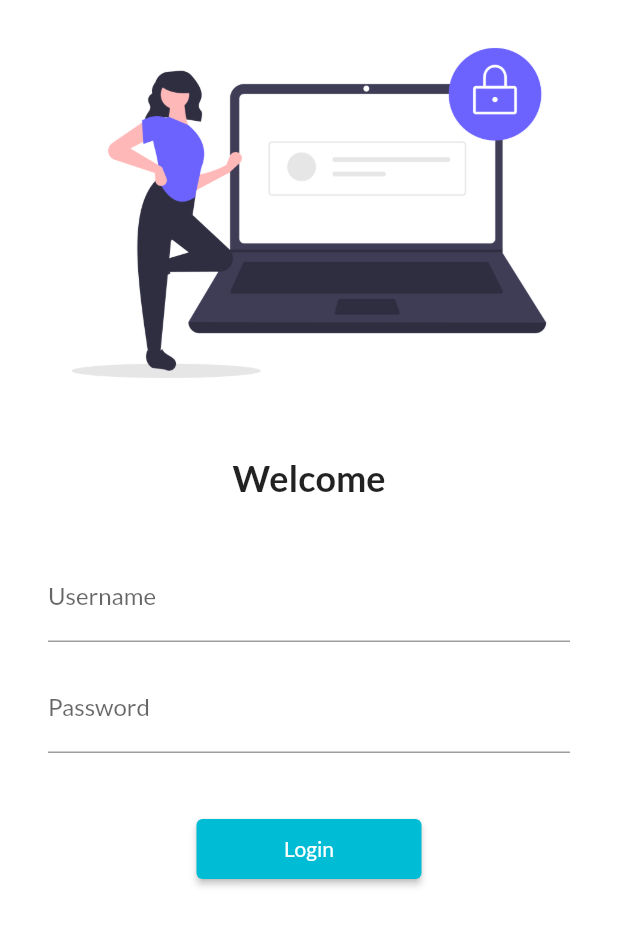
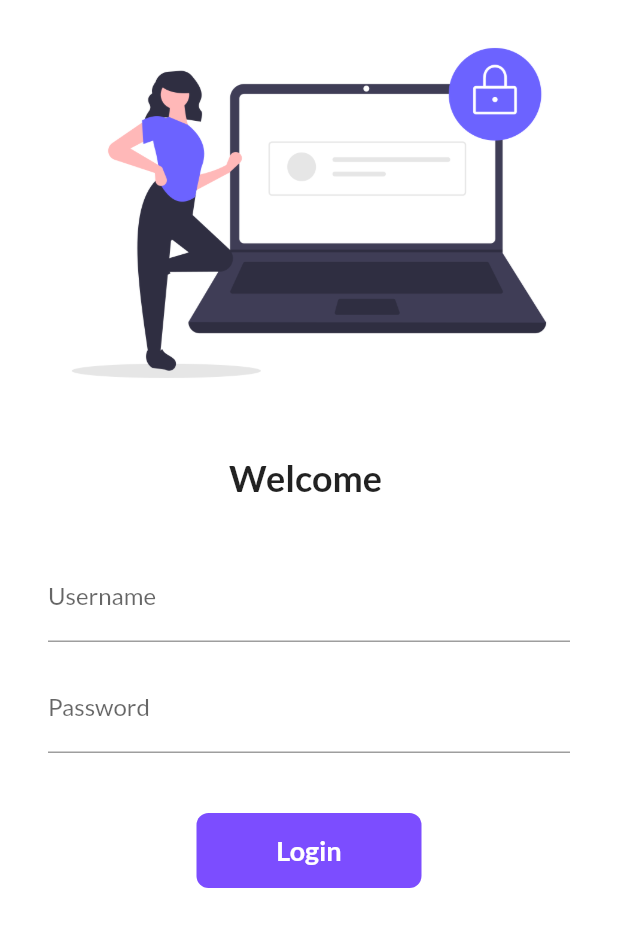
Before and after one commit to Ahsan358m/Flutter_first_steps, a Flutter app: the screen it shows after launch, on a phone screen of 412 x 824 dp. Shown: the top 927 px of the screen. Run offline on Flutter 3.47's test engine with Material 2 defaults, Android fonts, the light colour scheme and no system bars; our stand-ins replace google_fonts.

Commit message:
Day 6 completed

```diff
--- a/lib/pages/login_page.dart
+++ b/lib/pages/login_page.dart
@@ -1,9 +1,16 @@
 import 'package:flutter/material.dart';
 import 'package:riverpod_flutter_starter/utils/routes.dart';
 
-class LoginPage extends StatelessWidget {
+class LoginPage extends StatefulWidget {
   const LoginPage({super.key});
 
+  @override
+  State<LoginPage> createState() => _LoginPageState();
+}
+
+class _LoginPageState extends State<LoginPage> {
+  String name = "";
+  bool changedButton = false;
   @override
   Widget build(BuildContext context) {
     return Material(
@@ -18,9 +25,9 @@
             const SizedBox(
               height: 20.0,
             ),
-            const Text(
-              "Welcome",
-              style: TextStyle(
+            Text(
+              "Welcome $name",
+              style: const TextStyle(
                 fontSize: 24,
                 fontWeight: FontWeight.bold,
               ),
@@ -38,6 +45,10 @@
                       hintText: "Enter Username",
                       labelText: "Username",
                     ),
+                    onChanged: (value) {
+                      name = value;
+                      setState(() {});
+                    },
                   ),
                   SizedBox(
                     height: 15.0,
@@ -52,19 +63,59 @@
                   SizedBox(
                     height: 40.0,
                   ),
-                  ElevatedButton(
-                    onPressed: () {
+
+                  InkWell(
+                    onTap: () async {
+                      setState(() {
+                        changedButton = true;
+                      });
+                      await Future.delayed(
+                        Duration(
+                          seconds: 1,
+                        ),
+                      );
                       Navigator.pushNamed(context, MyRoutes.homeRoute);
                     },
-                    child: Text("Login"),
-                    style: TextButton.styleFrom(
-                      foregroundColor: Colors.white,
-                      minimumSize: Size(
-                        150,
-                        40,
+                    child: AnimatedContainer(
+                      duration: Duration(
+                        seconds: 1,
+                      ),
+                      width: changedButton ? 50 : 150,
+                      height: 50,
+                      alignment: Alignment.center,
+                      child: changedButton
+                          ? Icon(
+                              Icons.done,
+                              color: Colors.white,
+                            )
+                          : Text(
+                              "Login",
+                              style: TextStyle(
+                                color: Colors.white,
+                                fontWeight: FontWeight.bold,
+                                fontSize: 18,
+                              ),
+                            ),
+                      decoration: BoxDecoration(
+                        color: Colors.deepPurpleAccent,
+                        borderRadius:
+                            BorderRadius.circular(changedButton ? 50 : 8),
                       ),
                     ),
-                  )
+                  ),
+                  // ElevatedButton(
+                  //   onPressed: () {
+                  //     Navigator.pushNamed(context, MyRoutes.homeRoute);
+                  //   },
+                  //   child: Text("Login"),
+                  //   style: TextButton.styleFrom(
+                  //     foregroundColor: Colors.white,
+                  //     minimumSize: Size(
+                  //       150,
+                  //       40,
+                  //     ),
+                  //   ),
+                  // )
                 ],
               ),
             ),
```
